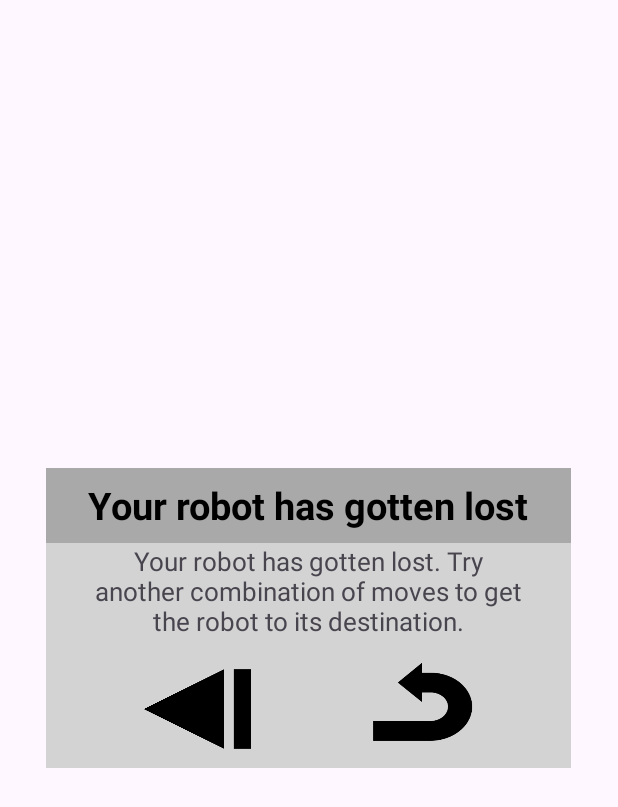
After one commit to GrahamMJohnson/RobotPuzzleGame, an Android app: the layout robot_lost_dialog.xml on its own in the app's theme, with its tools: preview values and no code run, on a phone screen of 412 x 824 dp. The commit adds this screen. Shown: the top 807 px of the screen. Run offline under Robolectric (Android 15) with nearby library versions, the phone set to English and light mode, and no system bars.

Commit message:
Merged PR 50: level failed/robot lost dialog and end state buttons
- Created Lost dialog
- fixed level screen layout issues
- Updating Id's
- Displaying Lost dialog
- Fixed R3 special command to check for running into obstacles

Connected all of the buttons that currently exist in win/crash/lost dialogs.
Anticipate changing the failed/got lost dialog to match design, but just stubbing this in for now to have something there for testing.

Related work items: #172, #174

```diff
--- a/app/src/main/java/cos420/robotrally/commands/special/Down3.java
+++ b/app/src/main/java/cos420/robotrally/commands/special/Down3.java
@@ -26,7 +26,7 @@ public class Down3 implements ICommand {
      */
     @Override
     public boolean execute() {
-        // call moveDown method 3 times
+        // Call moveDown method 3 times
         for (int i = 0; i < 3; i++)
         {
             boolean success = gameBoard.moveDown();
--- a/app/src/main/res/layout/activity_main.xml
+++ b/app/src/main/res/layout/activity_main.xml
@@ -8,6 +8,7 @@
     android:layout_height="match_parent"
     android:divider="?android:listDivider"
     android:orientation="vertical"
+    android:gravity="center_vertical"
     tools:context=".MainActivity"
     android:fitsSystemWindows="true"
     android:background="@color/light_grey">
@@ -22,8 +23,8 @@
             android:layout_height="50dp"
             android:text="Back"
             android:textSize="14sp"
-            android:paddingTop="20dp"
             android:layout_marginStart="30dp"
+            android:layout_gravity="center"
             android:backgroundTint="@color/black"/>
         <TextView
             android:id="@+id/level_text"
@@ -145,7 +146,7 @@
 
     <LinearLayout
         android:layout_width="match_parent"
-        android:layout_height="fill_parent">
+        android:layout_height="wrap_content">
 
         <Button
             android:id="@+id/start_button"
--- /dev/null
+++ b/app/src/main/res/layout/robot_lost_dialog.xml
@@ -0,0 +1,74 @@
+<?xml version="1.0" encoding="utf-8"?>
+<RelativeLayout xmlns:android="http://schemas.android.com/apk/res/android"
+    android:layout_width="350dp"
+    android:layout_height="200dp"
+    android:background="@color/light_grey"
+    android:layout_gravity="center">
+
+    <TextView
+        android:id="@+id/robot_lost_text"
+        android:layout_width="match_parent"
+        android:layout_height="50dp"
+        android:text="@string/robot_lost"
+        android:textSize="25sp"
+        android:textColor="@color/black"
+        android:textStyle="bold"
+        android:background="@color/dark_gray"
+        android:gravity="center" />
+
+    <TextView
+        android:id="@+id/robot_lost_description"
+        android:layout_width="wrap_content"
+        android:layout_height="75dp"
+        android:layout_below="@id/robot_lost_text"
+        android:paddingHorizontal="30dp"
+        android:text="@string/robot_lost_description"
+        android:textAlignment="center"
+        android:textSize="17sp" />
+
+    <LinearLayout
+        android:layout_width="match_parent"
+        android:layout_height="wrap_content"
+        android:layout_below="@id/robot_lost_description"
+        android:orientation="horizontal"
+        android:gravity="center_horizontal"
+        android:layout_marginBottom="10dp">
+
+        <Space
+            android:layout_width="0sp"
+            android:layout_height="match_parent"
+            android:layout_weight="1" >
+        </Space>
+
+        <androidx.appcompat.widget.AppCompatButton
+            android:id="@+id/main_menu_button"
+            android:layout_width="0sp"
+            android:layout_height="65sp"
+            android:layout_weight="2"
+            android:background="@drawable/last_level_symbol_updated"
+            android:contentDescription="@string/last_image_description"
+            android:textSize="20sp" />
+
+        <Space
+            android:layout_width="0sp"
+            android:layout_height="match_parent"
+            android:layout_weight="1" >
+        </Space>
+
+        <androidx.appcompat.widget.AppCompatButton
+            android:id="@+id/retry_button"
+            android:layout_width="0sp"
+            android:layout_height="65sp"
+            android:layout_weight="2"
+            android:background="@drawable/restart_image"
+            android:contentDescription="@string/retry_image_description"
+            android:textSize="25sp" />
+
+        <Space
+            android:layout_width="0sp"
+            android:layout_height="match_parent"
+            android:layout_weight="1" >
+        </Space>
+    </LinearLayout>
+
+</RelativeLayout>
--- a/app/src/main/res/values/strings.xml
+++ b/app/src/main/res/values/strings.xml
@@ -3,6 +3,10 @@
     <string name="obstacle_hit">Your robot has hit an obstacle.</string>
     <string name="obstacle_hit_description">Your robot has hit an obstacle. Try another
     combination of moves that moves the robot around the obstacle.</string>
+    <string name="robot_lost">Your robot has gotten lost</string>
+    <string name="robot_lost_description">Your robot has gotten lost. Try another combination
+    of moves to get the robot to its destination.</string>
+    <string name="retry_button">Retry</string>
     <string name="image_description">image representing how well you completed the level</string>
     <string name="next_image_description">next level button</string>
     <string name="retry_image_description">retry level button</string>
```
Also changed, not shown: app/src/main/java/cos420/robotrally/MainActivity.java (+34 -8 lines), app/src/main/java/cos420/robotrally/commands/special/Right3.java (+8 -10 lines).
